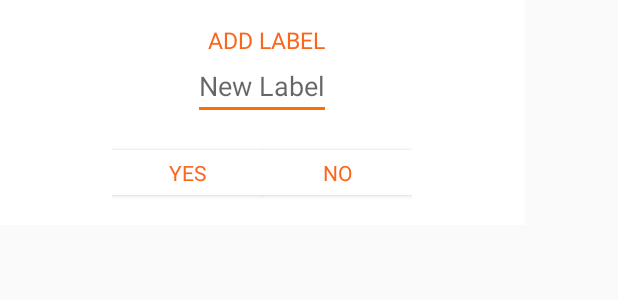
After one commit to BrimeNotes/android, an Android app: the layout dialog_label.xml on its own in the app's theme, with its tools: preview values and no code run, on a phone screen of 412 x 824 dp. The commit adds this screen. Shown: the top 300 px of the screen. Run offline under Robolectric (Android 15) with nearby library versions, the phone set to English and light mode, and no system bars; Roboto replaces fonts that are not available here.

```diff
--- /dev/null
+++ b/app/src/main/res/layout/dialog_label.xml
@@ -0,0 +1,72 @@
+<?xml version="1.0" encoding="utf-8"?>
+<LinearLayout xmlns:android="http://schemas.android.com/apk/res/android"
+    android:layout_width="350dp"
+    android:layout_height="150dp"
+    android:background="#ffffff"
+    android:orientation="vertical"
+    android:weightSum="12">
+
+
+    <com.procleus.brime.textview
+        android:id="@+id/txt_dia"
+        android:layout_width="fill_parent"
+        android:layout_height="0dp"
+        android:layout_weight="4"
+        android:paddingLeft="5dp"
+        android:paddingTop="16dp"
+        android:text="ADD LABEL"
+        android:textColor="#f9661c"
+        android:textSize="15sp"
+        android:textStyle="bold"
+        android:textAlignment="center"
+        />
+
+
+    <com.procleus.brime.edittext
+        android:textAlignment="center"
+        android:layout_width="wrap_content"
+        android:layout_height="0dp"
+        android:layout_weight="4"
+        android:backgroundTint="#fa7006"
+
+        android:hint="New Label"
+        android:id="@+id/label_editText"
+        android:layout_gravity="center_horizontal"
+         />
+
+    <LinearLayout
+        android:id="@+id/linearLayout"
+        android:layout_width="wrap_content"
+        android:layout_height="wrap_content"
+        android:paddingRight="5dp"
+        android:paddingLeft="5dp"
+        android:layout_gravity="center|bottom"
+        android:layout_weight="4"
+        android:background="#ffffff"
+        android:gravity="center"
+        android:orientation="horizontal">
+
+
+        <com.procleus.brime.buttons
+            android:id="@+id/btn_yes"
+            android:layout_width="100dp"
+            android:layout_height="30dp"
+            android:background="@android:color/white"
+            android:clickable="true"
+            android:textColor="#f9661c"
+            android:text="Yes"
+
+            android:textStyle="bold" />
+
+        <com.procleus.brime.buttons
+            android:id="@+id/btn_no"
+            android:layout_width="100dp"
+            android:layout_height="30dp"
+            android:background="@android:color/white"
+            android:clickable="true"
+            android:text="No"
+            android:textColor="#f9661c"
+            android:textStyle="bold" />
+
+    </LinearLayout>
+</LinearLayout>
```
Also changed, not shown: app/src/main/java/com/procleus/brime/CreateNotes.java (+21 -0 lines), app/src/main/java/com/procleus/brime/LabelsFragment.java (+87 -9 lines), app/src/main/java/com/procleus/brime/Notes.java (+32 -0 lines), app/src/main/res/layout/labels_gragment.xml (+20 -2 lines).
